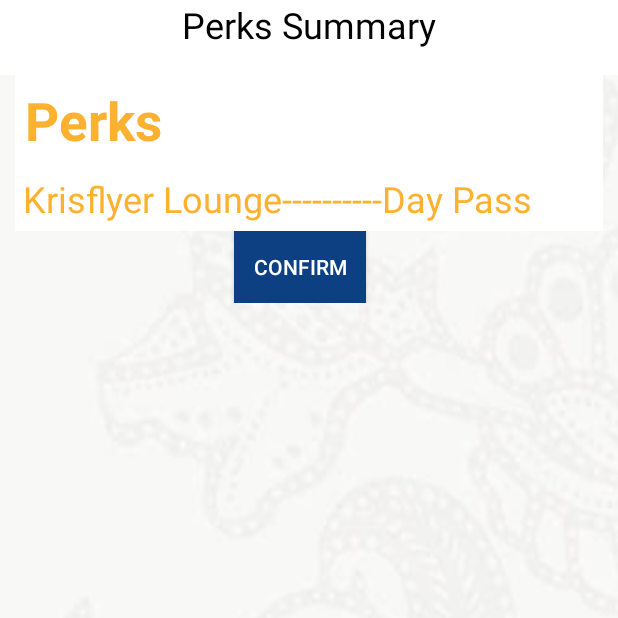
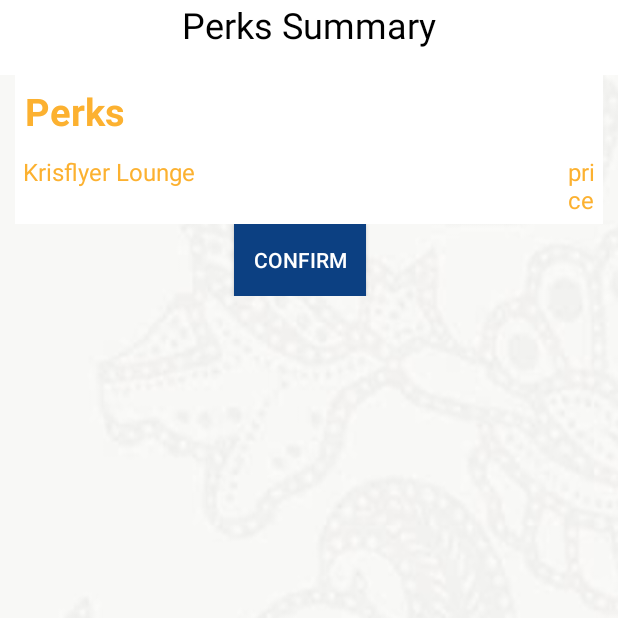
Before and after one commit to jinanan/SIAAC2018, an Android app: the perks_summary screen opened directly, with no data from a screen before it, on a phone screen of 412 x 824 dp, the top half of it. Run offline under Robolectric (Android 15) with nearby library versions, the phone set to English and light mode, and no system bars.

```diff
--- a/AfterYouSIAMI/app/src/main/java/com/example/user/afteryousiami/objects/Perks.java
+++ b/AfterYouSIAMI/app/src/main/java/com/example/user/afteryousiami/objects/Perks.java
@@ -9,6 +9,7 @@ public class Perks implements Serializable {
     private String description;
     private double pricePerUnit;
     private boolean hasAdded;       //checks if the item has been added to the cart or not
+    private double totalPrice;
 
     public Perks() {
     }
@@ -61,6 +62,13 @@ public class Perks implements Serializable {
         this.pricePerUnit = pricePerUnit;
     }
 
+    public double getTotalPrice() {
+        return totalPrice;
+    }
+
+    public void setTotalPrice(double totalPrice) {
+        this.totalPrice = totalPrice;
+    }
 
     @Override
     public String toString() {
--- a/AfterYouSIAMI/app/src/main/java/com/example/user/afteryousiami/perks_summary.java
+++ b/AfterYouSIAMI/app/src/main/java/com/example/user/afteryousiami/perks_summary.java
@@ -24,9 +24,7 @@ public class perks_summary extends Activity {
         setContentView(R.layout.activity_perks_summary);
         addedList = (List<Perks>) getIntent().getSerializableExtra("AddedList");
 
-        for (Perks p : addedList) {
-            printDebug(p.getName());
-        }
+        initPerksUI();
 
 
         Button btn = (Button) findViewById(R.id.btn_confirm);
@@ -39,14 +37,18 @@ public class perks_summary extends Activity {
         });
     }
 
-    public void notificationcall() {
+    private void initPerksUI(){
 
+
+    }
+
+    /***
+     * for notification
+     */
+    private void notificationcall() {
         NotificationCompat.Builder notificationBuilder = (NotificationCompat.Builder) new NotificationCompat.Builder(this).setDefaults(NotificationCompat.DEFAULT_ALL).setSmallIcon(R.drawable.logo).setLargeIcon(BitmapFactory.decodeResource(getResources(), R.drawable.logo)).setContentTitle("Notification Call").setContentText("Test");
-
         NotificationManager notificationManager = (NotificationManager) getSystemService(Context.NOTIFICATION_SERVICE);
         notificationManager.notify(1, notificationBuilder.build());
-
-
     }
 
     private static void printDebug(String message) {
--- a/AfterYouSIAMI/app/src/main/res/layout/activity_perks_summary.xml
+++ b/AfterYouSIAMI/app/src/main/res/layout/activity_perks_summary.xml
@@ -19,17 +19,18 @@
         android:textColor="@android:color/black"
         android:textSize="24sp" />
 
+    <ScrollView
+        android:layout_width="fill_parent"
+        android:layout_height="fill_parent"
+        android:layout_weight="1"
+        android:scrollbars="none">
+
         <TableLayout
+            android:id="@+id/tableLayout"
             android:layout_width="match_parent"
             android:layout_height="match_parent"
             android:paddingLeft="10dp"
             android:paddingRight="10dp">
-
-        <TableRow
-            android:layout_width="match_parent"
-            android:layout_height="match_parent">
-
-        </TableRow>
 
             <TableRow
                 android:layout_width="match_parent"
@@ -44,7 +45,7 @@
                     android:layout_margin="1dp"
                     android:text="Perks"
                     android:textColor="#FCB130"
-                android:textSize="35sp"
+                    android:textSize="25sp"
                     android:textStyle="bold" />
             </TableRow>
 
@@ -55,19 +56,23 @@
                 android:padding="5dp">
 
                 <TextView
-                android:id="@+id/tv_content"
-                android:layout_width="115dp"
+                    android:id="@+id/a"
+                    android:layout_width="wrap_content"
                     android:layout_height="wrap_content"
                     android:layout_weight="1"
-                android:text="Krisflyer Lounge----------Day Pass"
+                    android:text="Krisflyer Lounge"
                     android:textColor="#FCB130"
-                android:textSize="24sp" />
-        </TableRow>
+                    android:textSize="16sp" />
 
-        <TableRow
-            android:layout_width="match_parent"
-            android:layout_height="match_parent">
 
+                <TextView
+                    android:id="@+id/b"
+                    android:layout_width="wrap_content"
+                    android:layout_height="wrap_content"
+                    android:layout_weight="1"
+                    android:text="price"
+                    android:textColor="#FCB130"
+                    android:textSize="16sp" />
             </TableRow>
 
             <TableRow
@@ -88,5 +93,5 @@
             </TableRow>
 
         </TableLayout>
-
+    </ScrollView>
 </LinearLayout>
```
Also changed, not shown: AfterYouSIAMI/app/src/main/res/drawable/airport_transfer.jpg (added), AfterYouSIAMI/app/src/main/res/drawable/day_tour.jpg (added), AfterYouSIAMI/app/src/main/res/drawable/krisflyer_miles.jpg (added), AfterYouSIAMI/app/src/main/res/drawable/krispay_credit.jpg (added), AfterYouSIAMI/app/src/main/res/drawable/lounge_access.jpg (added), AfterYouSIAMI/app/src/main/res/drawable/seat_upgrade__biz_f_.jpg (added), AfterYouSIAMI/app/src/main/res/drawable/seat_upgrade__e_pe_.jpg (added), AfterYouSIAMI/app/src/main/res/drawable/seat_upgrade__pe_biz_.jpg (added), 1 other file. Lines whose indentation alone changed are shown as unchanged.
